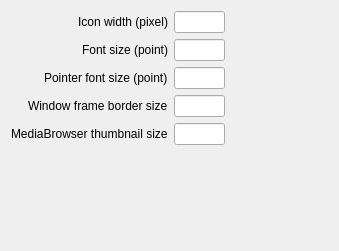
Above: src/thewall/guisettingdialog.ui from sungwonnam/SAGENext before the change. Below: the same form after it.
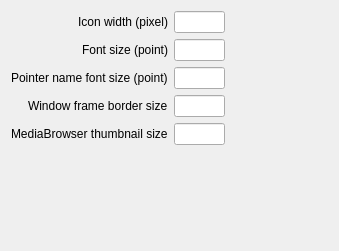
That is the form after the change.

Patch:
```diff
--- a/src/thewall/guisettingdialog.ui
+++ b/src/thewall/guisettingdialog.ui
@@ -80,7 +80,7 @@
    <item row="2" column="0">
     <widget class="QLabel" name="label_3">
      <property name="text">
-      <string>Pointer font size (point)</string>
+      <string>Pointer name font size (point)</string>
      </property>
     </widget>
    </item>
```
